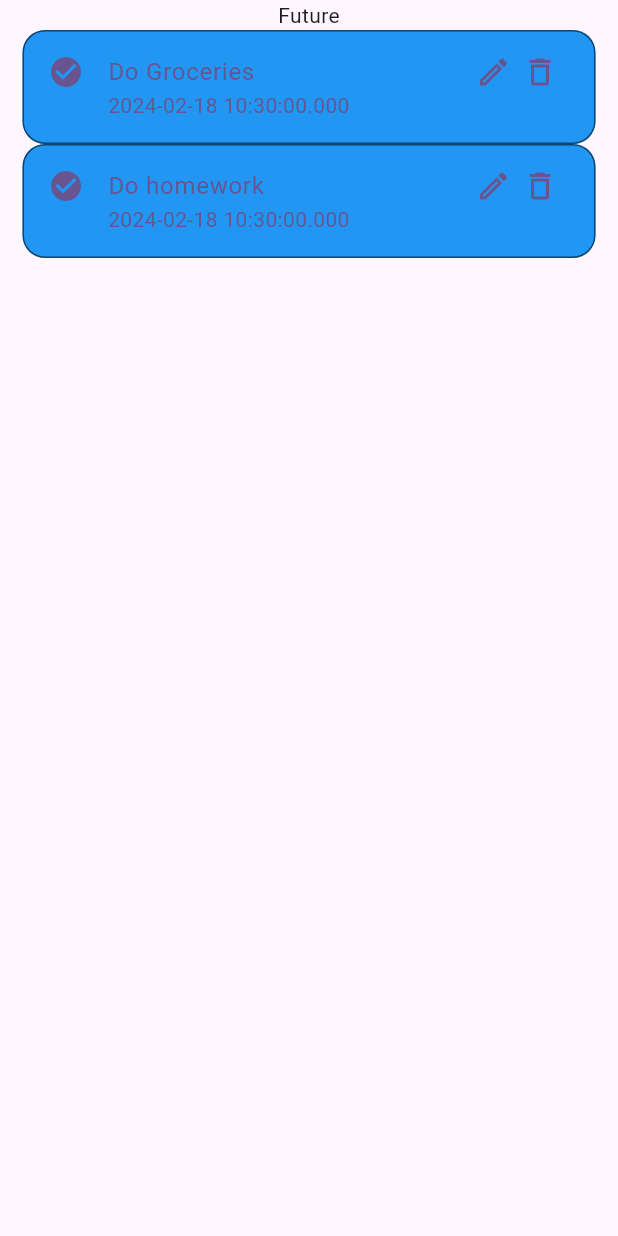
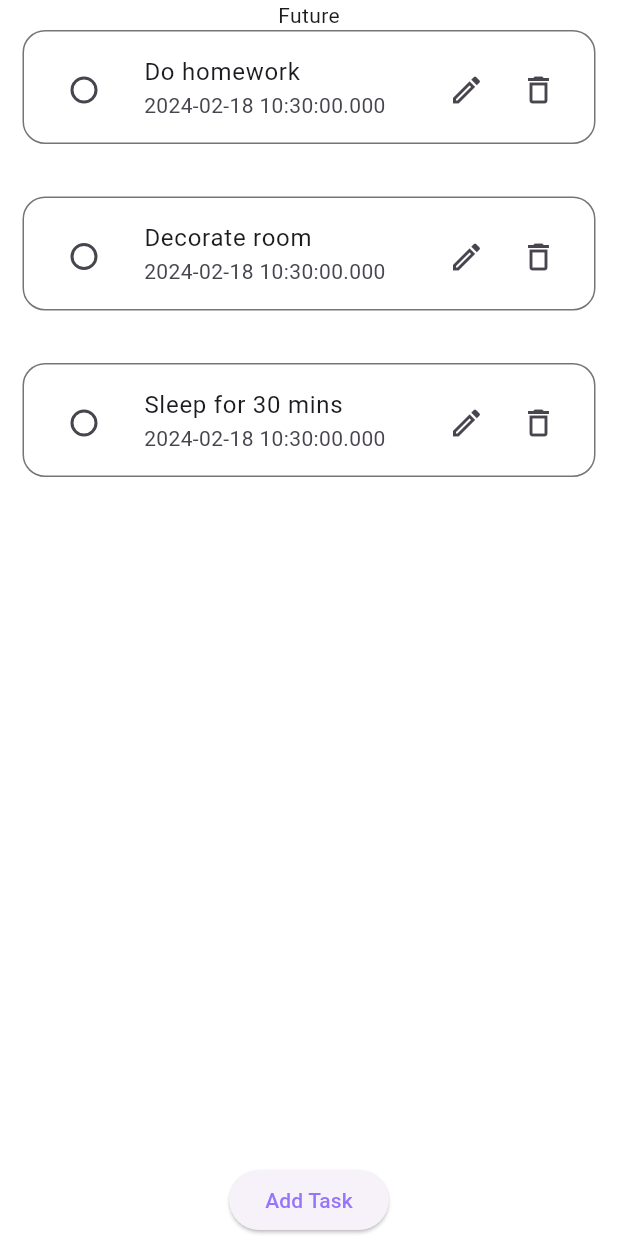
Before and after one commit to Kataali/todo-app, a Flutter app: the screen it shows after launch, on a phone screen of 412 x 824 dp. Run offline on Flutter 3.47's test engine with Material 3 defaults, Android fonts, the phone set to English and light mode, and no system bars.

Commit message:
crud with lists

```diff
--- /dev/null
+++ b/lib/constants/app_theme.dart
@@ -0,0 +1,23 @@
+import 'package:flutter/material.dart';
+
+ThemeData themeData() {
+  return ThemeData(
+    scaffoldBackgroundColor: Colors.white,
+    // scaffoldBackgroundColor: const Color.fromRGBO(143, 149, 158, 1),
+    colorScheme: ThemeData().colorScheme.copyWith(
+        primary: const Color.fromRGBO(151, 117, 250, 1),
+        onPrimary: Colors.white,
+        secondary: const Color.fromRGBO(29, 30, 32, 1),
+        onSecondary: const Color.fromRGBO(52, 197, 89, 1),
+        background: const Color.fromRGBO(245, 246, 250, 1),
+        onTertiary: const Color.fromRGBO(255, 152, 31, 1),
+        tertiary: const Color.fromRGBO(143, 149, 158, 1),
+        onBackground: const Color.fromRGBO(255, 87, 87, 1)),
+    appBarTheme: const AppBarTheme(
+      color: Colors.white,
+      elevation: 0,
+      toolbarHeight: 70,
+    ),
+    useMaterial3: true,
+  );
+}
--- a/lib/main.dart
+++ b/lib/main.dart
@@ -1,4 +1,8 @@
 import 'package:flutter/material.dart';
+import 'package:provider/provider.dart';
+import 'package:todo_app/constants/app_theme.dart';
+import 'package:todo_app/providers/tasks_provider.dart';
+import 'package:todo_app/screens/home_screen.dart';
 import 'package:todo_app/screens/tasks_screen.dart';
 
 void main() {
@@ -11,14 +15,18 @@ class MyApp extends StatelessWidget {
   // This widget is the root of your application.
   @override
   Widget build(BuildContext context) {
-    return MaterialApp(
-      title: 'Flutter Demo',
-      theme: ThemeData(
-        colorScheme: ColorScheme.fromSeed(seedColor: Colors.deepPurple),
-        useMaterial3: true,
+    return ChangeNotifierProvider<TasksProvider>(
+      create: (BuildContext context) => TasksProvider(),
+      child: MaterialApp(
+        title: 'Flutter Demo',
+        theme: themeData(),
+        // home: const MyHomePage(title: 'TaskPlus'),
+        home: const TasksScreen(),
+        routes: {
+          "homeScreen": (context) => const MyHomePage(title: "Task Plus"),
+          "tasksScreen": (context) => const TasksScreen(),
+        },
       ),
-      // home: const MyHomePage(title: 'TaskPlus'),
-      home: TasksScreen(),
     );
   }
 }
--- a/lib/models/task_model.dart
+++ b/lib/models/task_model.dart
@@ -1,7 +1,8 @@
-class Task{
+class Task {
   final String title;
-  final bool isDone;
+  bool isDone;
+  final String taskCategory;
+  final DateTime date = DateTime.now();
 
-  Task({required this.title, required this.isDone});
-
+  Task({required this.title, this.isDone = false, required this.taskCategory});
 }
--- /dev/null
+++ b/lib/providers/tasks_provider.dart
@@ -0,0 +1,35 @@
+import 'package:flutter/foundation.dart';
+
+import '../models/task_model.dart';
+
+class TasksProvider extends ChangeNotifier {
+  List<Task> tasksList = [
+    Task(title: "Do homework", taskCategory: "school"),
+    Task(title: "Decorate room", taskCategory: "personal"),
+    Task(title: "Sleep for 30 mins", taskCategory: "personal")
+  ];
+  List<Task> _completedTasks = [];
+
+  void addTask(Task task) {
+    tasksList.add(task);
+    notifyListeners();
+  }
+
+  void removeTask(Task task) {
+    tasksList.remove(task);
+    notifyListeners();
+  }
+
+  void isDone(Task task) {
+    task.isDone = !task.isDone;
+    notifyListeners();
+  }
+
+  void deleteTask(Task task) {
+    tasksList.remove(task);
+    notifyListeners();
+  }
+
+  int get tasksListsLength => tasksList.length;
+  Task getTaskByIndex(int index) => tasksList[index];
+}
--- a/lib/screens/tasks_screen.dart
+++ b/lib/screens/tasks_screen.dart
@@ -1,4 +1,7 @@
 import 'package:flutter/material.dart';
+import 'package:provider/provider.dart';
+import 'package:todo_app/providers/tasks_provider.dart';
+import 'package:todo_app/screens/add_task_screen.dart';
 import 'package:todo_app/widgets/task_tile.dart';
 
 class TasksScreen extends StatelessWidget {
@@ -6,19 +9,60 @@ class TasksScreen extends StatelessWidget {
 
   @override
   Widget build(BuildContext context) {
+    var provider = Provider.of<TasksProvider>(context);
+
     return Scaffold(
       body: Padding(
         padding: const EdgeInsets.symmetric(horizontal: 15.0),
         child: Column(children: [
           const Text("Future"),
-          Expanded(
-            child: ListView(
-              children: [
-                TaskTile(taskTitle: "Do Groceries", date: DateTime.now()),
-                TaskTile(taskTitle: "Do homework", date: DateTime.now())
-              ],
-            ),
-          )
+          // Expanded(
+          //   child: ListView(
+          //     children: [
+          //       TaskTile(taskTitle: "Do Groceries", date: DateTime.now()),
+          //       TaskTile(taskTitle: "Do homework", date: DateTime.now())
+          //     ],
+          //   ),
+          // )
+          Consumer<TasksProvider>(
+            builder:
+                (BuildContext context, TasksProvider value, Widget? child) {
+              return Expanded(
+                child: ListView.separated(
+                  itemBuilder: (context, index) {
+                    return TaskTile(
+                      taskTitle: value.tasksList[index].title,
+                      date: value.tasksList[index].date,
+                      isChecked: value.tasksList[index].isDone,
+                      completedCallBack: () {
+                        value.isDone(value.tasksList[index]);
+                      },
+                      deleteTaskFunc: () {
+                        value.deleteTask(value.tasksList[index]);
+                      },
+                    );
+                  },
+                  itemCount: value.tasksListsLength,
+                  separatorBuilder: (BuildContext context, int index) {
+                    return const Divider(
+                      height: 35,
+                      color: Colors.white,
+                    );
+                  },
+                ),
+              );
+            },
+          ),
+          ElevatedButton(
+            onPressed: () {
+              showModalBottomSheet(
+                isDismissible: true,
+                context: context,
+                builder: (BuildContext context) => AddTaskScreen(),
+              );
+            },
+            child: const Text("Add Task"),
+          ),
         ]),
       ),
     );
--- a/lib/widgets/task_tile.dart
+++ b/lib/widgets/task_tile.dart
@@ -1,20 +1,54 @@
 import 'package:flutter/material.dart';
 
 class TaskTile extends StatelessWidget {
-  const TaskTile({super.key, required this.taskTitle, required this.date});
+  TaskTile({
+    super.key,
+    required this.taskTitle,
+    required this.date,
+    this.isChecked = false,
+    required this.completedCallBack,
+    required this.deleteTaskFunc,
+  });
   final String taskTitle;
   final DateTime date;
+  bool isChecked;
+  final Function() completedCallBack;
+  final Function() deleteTaskFunc;
 
   @override
   Widget build(BuildContext context) {
+    ColorScheme color = Theme.of(context).colorScheme;
+
     return ListTile(
-      title: Text(taskTitle),
-      leading: const Icon(Icons.check_circle),
-      trailing: const SizedBox(
-        width: 55,
+      tileColor: Colors.white,
+      title: Text(
+        taskTitle,
+        // style: const TextStyle(color: Colors.black),
+      ),
+      leading: Checkbox(
+        value: isChecked,
+        onChanged: (value) {
+          completedCallBack();
+        },
+        shape: const CircleBorder(),
+      ),
+      trailing: SizedBox(
+        width: 85,
         child: Row(
-            mainAxisAlignment: MainAxisAlignment.spaceBetween,
-            children: [Icon(Icons.edit_outlined), Icon(Icons.delete_outlined)]),
+          mainAxisAlignment: MainAxisAlignment.spaceBetween,
+          children: [
+            IconButton(
+              onPressed: () {},
+              icon: const Icon(Icons.edit_outlined),
+            ),
+            IconButton(
+              onPressed: () {
+                deleteTaskFunc();
+              },
+              icon: const Icon(Icons.delete_outlined),
+            ),
+          ],
+        ),
       ),
       subtitle: Text('$date'),
       // style: ListTileStyle.list,
@@ -22,14 +56,14 @@ class TaskTile extends StatelessWidget {
       minVerticalPadding: 15,
       isThreeLine: true,
       shape: RoundedRectangleBorder(
-          side: BorderSide(
+          side: const BorderSide(
             color: Colors.black54,
           ),
           borderRadius: BorderRadius.circular(15.0)),
       // enabled: true,
       // selectedColor: Colors.whi,
-      selectedTileColor: Colors.blue,
-      selected: true,
+      // selectedTileColor: Colors.blue,
+      // selected: true,
     );
   }
 }
--- a/pubspec.yaml
+++ b/pubspec.yaml
@@ -36,6 +36,7 @@ dependencies:
   # Use with the CupertinoIcons class for iOS style icons.
   cupertino_icons: ^1.0.2
   provider: ^6.1.1
+  sqflite: ^2.3.2
 
 dev_dependencies:
   flutter_test:
```
Also changed, not shown: lib/screens/add_task_screen.dart (added, +38 -0 lines), lib/screens/edit_task_screen.dart (added, +35 -0 lines), pubspec.lock, 1 other file.
